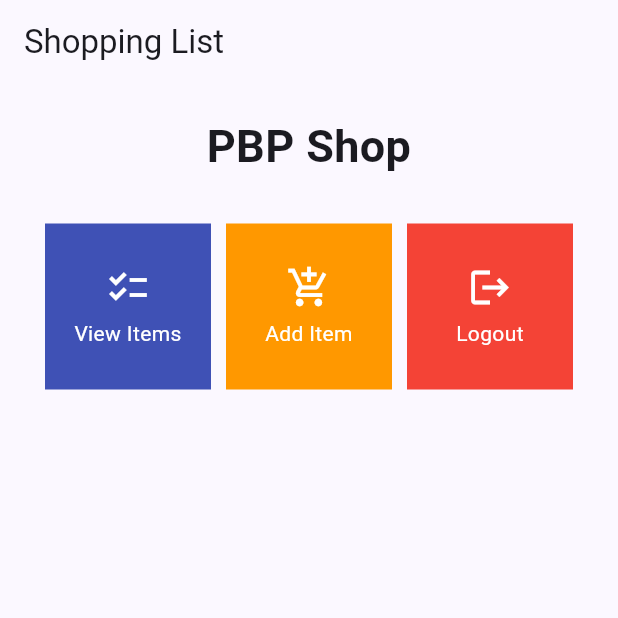
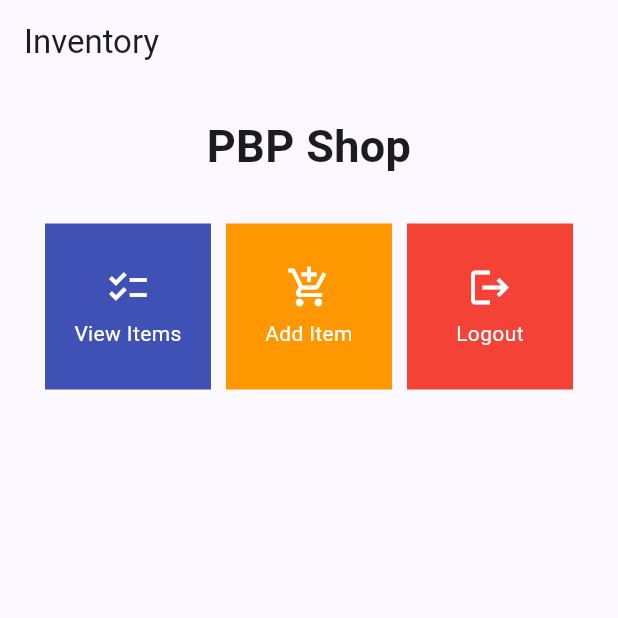
Before and after one commit to Sirered/mobile-assignment, a Flutter app: the screen it shows after launch, on a phone screen of 412 x 824 dp, the top half of it. Run offline on Flutter 3.47's test engine with Material 2 defaults, Android fonts, the phone set to English and light mode, and no system bars.

Commit message:
finishing off Assignment 6

```diff
--- a/lib/menu.dart
+++ b/lib/menu.dart
@@ -61,27 +61,12 @@ class MyHomePage extends StatelessWidget {
     ShopItem("Logout", Icons.logout, Colors.red),
     ];
 
-  // This widget is the home page of your application. It is stateful, meaning
-  // that it has a State object (defined below) that contains fields that affect
-  // how it looks.
-
-  // This class is the configuration for the state. It holds the values (in this
-  // case the title) provided by the parent (in this case the App widget) and
-  // used by the build method of the State. Fields in a Widget subclass are
-  // always marked "final".
-
   @override
   Widget build(BuildContext context) {
-    // This method is rerun every time setState is called, for instance as done
-    // by the _incrementCounter method above.
-    //
-    // The Flutter framework has been optimized to make rerunning build methods
-    // fast, so that you can just rebuild anything that needs updating rather
-    // than having to individually change instances of widgets.
     return Scaffold(
         appBar: AppBar(
             title: const Text(
-                'Shopping List',
+                'Inventory',
                 ),
                 ),
                 body: SingleChildScrollView(
```
